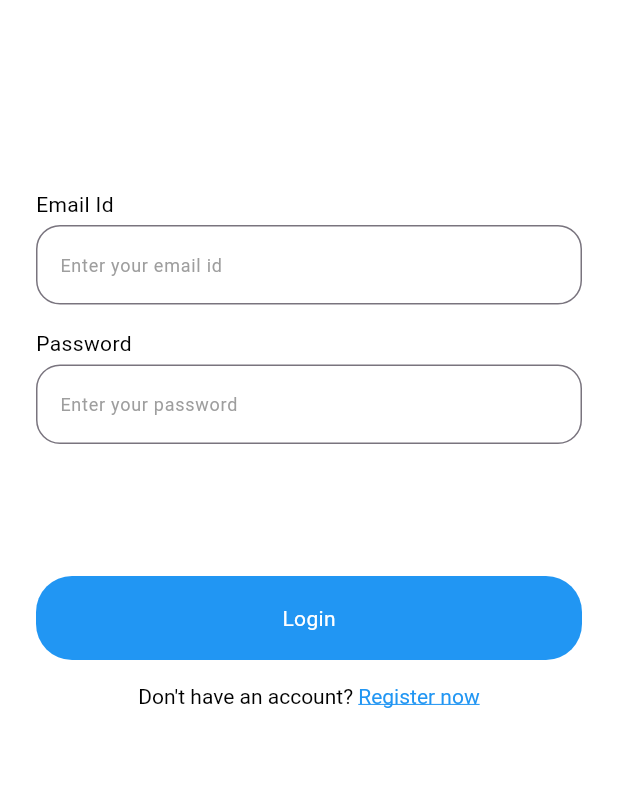
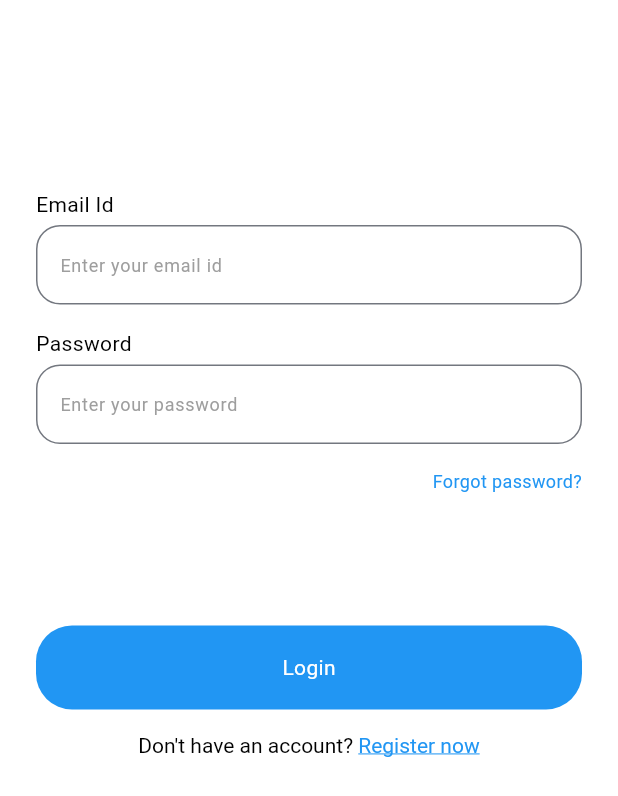
Before and after one commit to shamjadk/firebase-authenticator, a Flutter app: the screen it shows after launch, on a phone screen of 412 x 824 dp. Shown: the top 796 px of the screen. Run offline on Flutter 3.47's test engine with Material 3 defaults, Android fonts, the phone set to English and light mode, and no system bars; our stand-ins replace firebase_auth, firebase_core, flutter_hooks, flutter_riverpod, hooks_riverpod; accounts and stored records are empty.

Commit message:
Created a dummy forgot password button

```diff
--- a/lib/main.dart
+++ b/lib/main.dart
@@ -19,6 +19,7 @@ class MyApp extends StatelessWidget {
     return MaterialApp(
       debugShowCheckedModeBanner: false,
       title: 'Firebase Authenticator',
+      theme: ThemeData(colorScheme: .fromSeed(seedColor: Colors.blue)),
       home: const LoginScreen(),
     );
   }
--- a/lib/view/screens/login_screen.dart
+++ b/lib/view/screens/login_screen.dart
@@ -48,6 +48,9 @@ class LoginScreen extends HookConsumerWidget {
                   enabled: !loginState.isLoading,
                   inputType: InputType.password,
                 ),
+                Align(
+                  alignment: Alignment.centerRight,
+                  child: Text("Forgot password?",style: TypographyStyles.normal12(Colors.blue),)),
                 SizedBox(height: 56),
                 PrimaryButtonWidget(
                   isLoading: loginState.isLoading,
```
